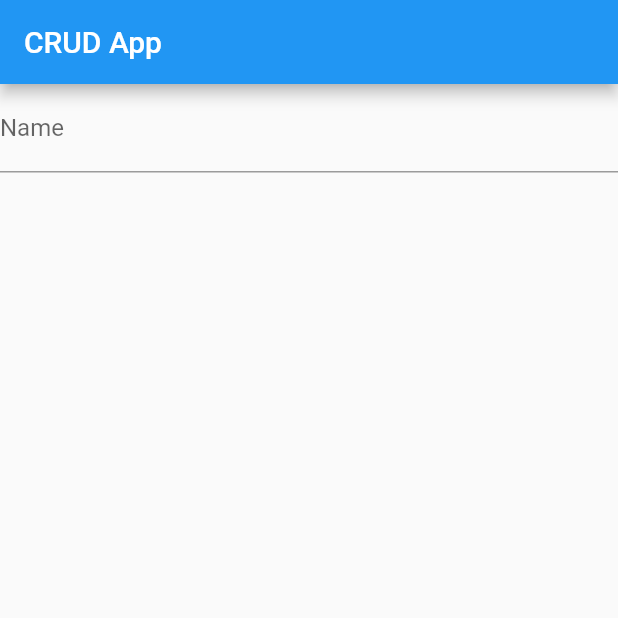
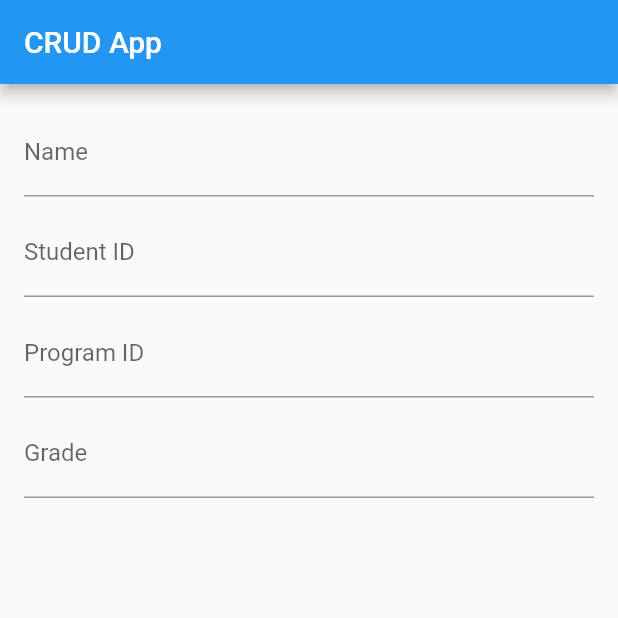
Before and after one commit to LionnelT/flutter-crud, a Flutter app: the screen it shows after launch, on a phone screen of 412 x 824 dp, the top half of it. Run offline on Flutter 3.47's test engine with Material 2 defaults, Android fonts, the light colour scheme and no system bars.

Commit message:
updated text fields

```diff
--- a/lib/main.dart
+++ b/lib/main.dart
@@ -17,15 +17,43 @@ class MyApp extends StatefulWidget {
 }
 
 class _nameState extends State<MyApp> {
+
+  late String studentName, studentID, studyProgramID;
+  late double studentGrade;
+
+  getStudentName(name){
+    this.studentName = name;
+  }
+
+ getStudentID(id){
+   this.studentID = id;
+ }
+
+  getStudyProgramID(programID){
+    this.studyProgramID = programID;
+  }
+
+getStudentGrade(grade){
+  this.studentGrade = double.parse(grade);
+}
+
+
+
+
+
   @override
   Widget build(BuildContext context) {
     return Scaffold(
         appBar: AppBar(
           title: const Text("CRUD App"),
         ),
-        body: Column(
+        body: Padding(
+          padding: const EdgeInsets.all(16.0),
+          child: Column(
             children: <Widget>[
-            TextFormField(
+              Padding(
+                padding: EdgeInsets.only(bottom: 8.0),
+                child: TextFormField(
                   decoration: const InputDecoration(
                     labelText: "Name",
                     fillColor: Colors.white,
@@ -37,8 +65,73 @@ class _nameState extends State<MyApp> {
                     )
 
                     ),
+                    onChanged: (String name){
+                        getStudentName(name);
+                    },
+                ),
+              ),
+
+                Padding(
+                padding: EdgeInsets.only(bottom: 8.0),
+                child: TextFormField(
+                  decoration: const InputDecoration(
+                    labelText: "Student ID",
+                    fillColor: Colors.white,
+                    focusedBorder: OutlineInputBorder(
+                      borderSide: BorderSide(
+                        color: Colors.blue,
+                        width: 2.0
+                      )
+                    )
+
+                    ),
+                    onChanged: (String id){
+                      getStudentID(id);
+                    },
+                ),
+              ),
+
+                Padding(
+                padding: EdgeInsets.only(bottom: 8.0),
+                child: TextFormField(
+                  decoration: const InputDecoration(
+                    labelText: "Program ID",
+                    fillColor: Colors.white,
+                    focusedBorder: OutlineInputBorder(
+                      borderSide: BorderSide(
+                        color: Colors.blue,
+                        width: 2.0
+                      )
+                    )
+
+                    ),
+                    onChanged: (String programID){
+                      getStudyProgramID(programID);
+                    },
+                ),
+              ),
+
+                Padding(
+                padding: EdgeInsets.only(bottom: 8.0),
+                child: TextFormField(
+                  decoration: const InputDecoration(
+                    labelText: "Grade",
+                    fillColor: Colors.white,
+                    focusedBorder: OutlineInputBorder(
+                      borderSide: BorderSide(
+                        color: Colors.blue,
+                        width: 2.0
+                      )
+                    )
+
+                    ),
+                    onChanged: (String grade){
+                        getStudentGrade(grade);
+                    },
+                ),
               )
             ],
+            ),
         ),
     );
   }
```
Lines whose indentation alone changed are shown as unchanged.
